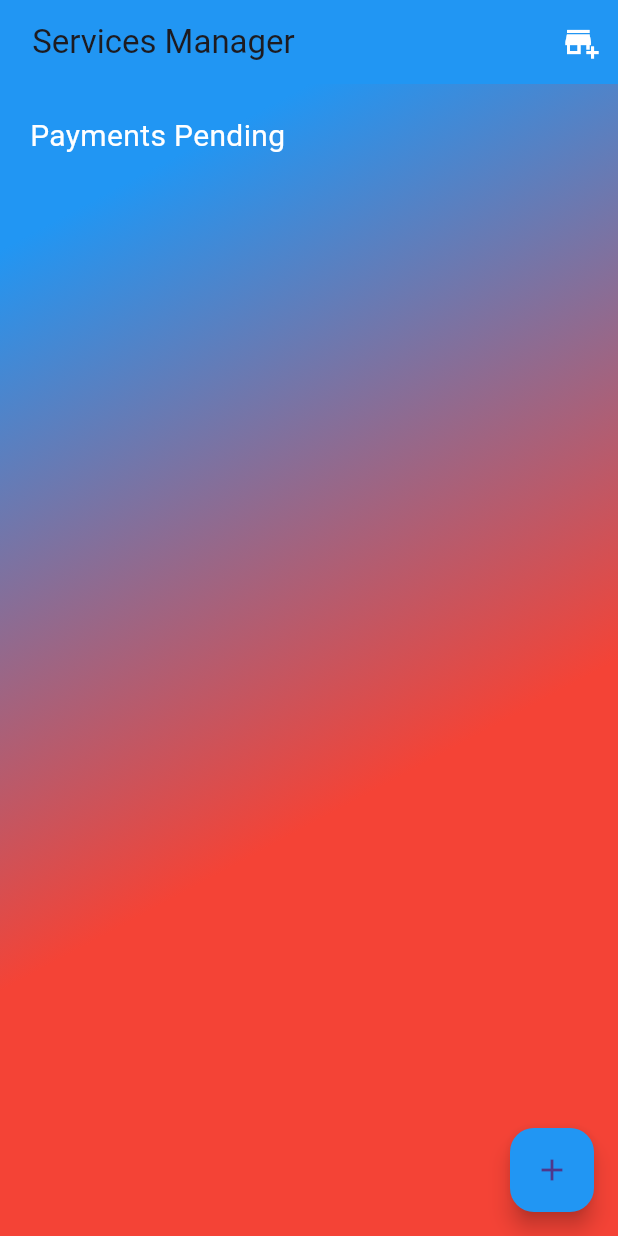
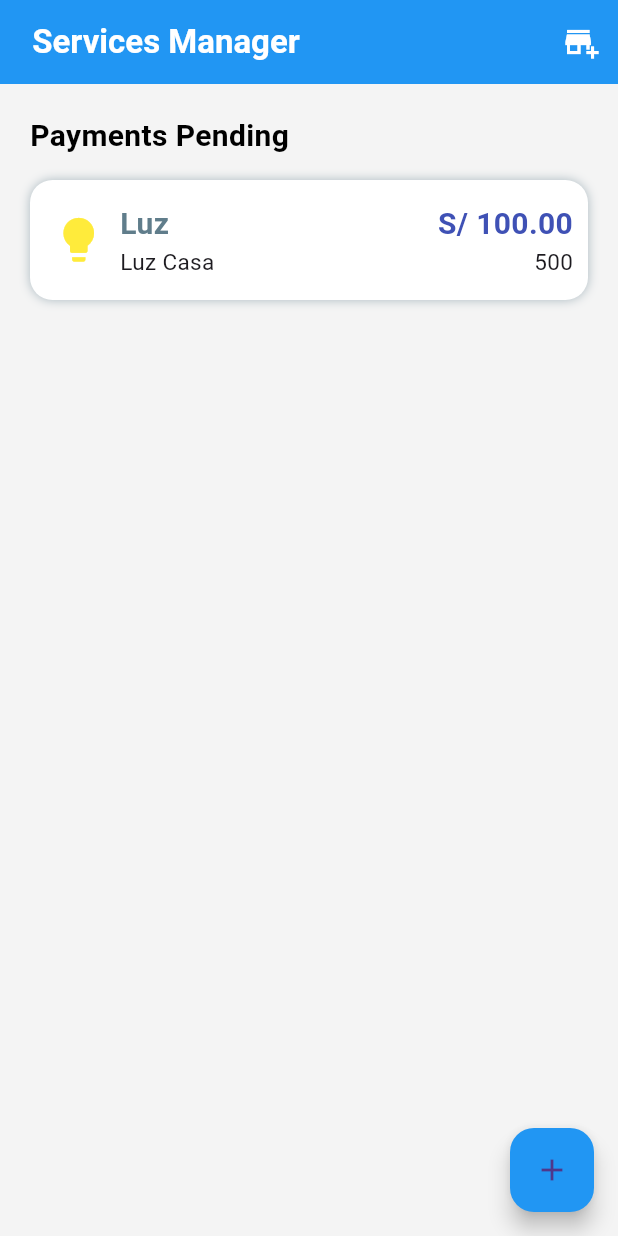
Before and after one commit to mozton/paid_services, a Flutter app: the screen it shows after launch, on a phone screen of 412 x 824 dp. Run offline on Flutter 3.47's test engine with Material 3 defaults, Android fonts, the phone set to English and light mode, and no system bars.

Commit message:
Services Card Add

```diff
--- a/lib/screens/homepage.dart
+++ b/lib/screens/homepage.dart
@@ -1,6 +1,7 @@
 import 'package:flutter/material.dart';
 import 'package:paid_services/screens/add_paymet.dart';
 import 'package:paid_services/screens/manage_services.dart';
+import 'package:paid_services/widgets/services_card.dart';
 
 class HomePage extends StatefulWidget {
 
@@ -15,7 +16,7 @@ class _HomePageState extends State<HomePage> {
   Widget build(BuildContext context) {
     return Scaffold(
      appBar: AppBar(backgroundColor: Colors.blue,
-      title: const Text(" Services Manager"),
+      title: const Text(" Services Manager", style: TextStyle(fontWeight: FontWeight.bold, color: Colors.white ),),
       actions: [IconButton(color: Colors.white,
                   onPressed: () {
                   Navigator.push(context, MaterialPageRoute(builder: (context) => const ManageServices() ));
@@ -27,10 +28,8 @@ class _HomePageState extends State<HomePage> {
       ],
       ),
 
-      body:const DecoratedBox (
-          decoration:  BoxDecoration(
-          gradient: LinearGradient(begin:Alignment.topCenter,
-          colors: [Colors.blue,Colors.red])
+      body: DecoratedBox (
+      decoration:const  BoxDecoration(color: const Color.fromARGB(255, 244, 244, 244),
 
       ) ,
       child: SafeArea(
@@ -39,13 +38,11 @@ class _HomePageState extends State<HomePage> {
                     child: Column(
                        crossAxisAlignment: CrossAxisAlignment.start,
                        children: [
-                        Row(
+                        const Row(
                           children: [
 
                 // Sección de Pagos Pendientes
-                          Text("Payments Pending", style: TextStyle(color: Colors.white, fontSize: 20, fontWeight: FontWeight.normal),),
-                          SizedBox(height: 10),
-
+                          Text("Payments Pending", style: TextStyle(color: Colors.black, fontSize: 20, fontWeight: FontWeight.bold),),
 
                 // Sección de Pagos Recientes
 
@@ -54,6 +51,8 @@ class _HomePageState extends State<HomePage> {
 
 
                         ),
+                        const SizedBox(height: 15),
+                     ServicesCard ()
 
                        ]
                    ),
--- a/lib/screens/manage_services.dart
+++ b/lib/screens/manage_services.dart
@@ -1,6 +1,6 @@
 import 'package:flutter/material.dart';
 import 'package:paid_services/widgets/custom_input_field.dart';
-import 'package:device_calendar/device_calendar.dart';
+
 
 class ManageServices extends StatefulWidget {
 
@@ -10,8 +10,12 @@ class ManageServices extends StatefulWidget {
   State<ManageServices> createState() => _ManageServicesState();
 
 }
-Location _currentLocation = getLocation('Etc/UTC');
 class _ManageServicesState extends State<ManageServices> {
+
+final TextEditingController _servicesController = TextEditingController();
+final TextEditingController _amountController = TextEditingController();
+final TextEditingController _dateController = TextEditingController();
+
   @override
 
   Widget build(BuildContext context) {
@@ -30,7 +34,8 @@ class _ManageServicesState extends State<ManageServices> {
               child: Column(
                 children: [
 
-                  const CustomInputField(
+                  CustomInputField(
+                    controller: _servicesController,
                     hintText: "Service Name",
                     labelText: "Service",
                     helperText: "Name of the service",
@@ -40,8 +45,9 @@ class _ManageServicesState extends State<ManageServices> {
                     keyboardType: TextInputType.text,
 
                   ),
-                  const CustomInputField(
+                  CustomInputField(
                     hintText: "Amount",
+                    controller: _amountController,
                     labelText: "amount",
                     helperText: "amount of the service",
                     intText: 0,
@@ -50,8 +56,8 @@ class _ManageServicesState extends State<ManageServices> {
                     formValues: {},
                     keyboardType: TextInputType.number,
                   ),
-                     const CustomInputField(
-
+                      CustomInputField(
+                    controller: _dateController,
                     hintText: "Date",
                     labelText: "date",
                     helperText: "date of the service",
@@ -64,7 +70,7 @@ class _ManageServicesState extends State<ManageServices> {
                   const SizedBox(height: 20),
 
                   ElevatedButton(
-                    onPressed: (){},
+                    onPressed: (){print([_servicesController.text, _amountController.text, _dateController.text]);},
                      child:const Text("save")),
 
 
--- a/lib/widgets/custom_input_field.dart
+++ b/lib/widgets/custom_input_field.dart
@@ -10,6 +10,7 @@ class CustomInputField extends StatelessWidget {
   final TextInputType? keyboardType;
   final bool obscureText;
   final int? intText;
+  final TextEditingController controller;
 
 
   final String formProperty;
@@ -28,14 +29,16 @@ class CustomInputField extends StatelessWidget {
     required this.formProperty,
     required this.formValues,
     this.intText,
+    required this.controller,
   });
 
   @override
   Widget build(BuildContext context) {
 
     return TextFormField(
+      controller: controller,
       autofocus: false,
-      initialValue: '',
+
       textCapitalization: TextCapitalization.words,
       keyboardType: keyboardType,
       obscureText: obscureText,
--- /dev/null
+++ b/lib/widgets/services_card.dart
@@ -0,0 +1,65 @@
+import 'package:flutter/material.dart';
+
+class ServicesCard extends StatelessWidget {
+   ServicesCard({super.key});
+
+  @override
+  Widget build(BuildContext context) {
+    return Container(
+      width: double.infinity,
+      height: 80,
+      decoration: BoxDecoration(
+        color: Colors.white,
+        borderRadius: BorderRadius.circular(15),
+        boxShadow: [BoxShadow(
+          color: Colors.blueGrey.withOpacity(0.5),
+          offset: const Offset(0, 0),
+          blurRadius: 5,
+        )]),
+        child:const Row(
+
+
+
+          children: [
+              SizedBox(width:  15,),
+              Icon(Icons.lightbulb, color: Colors.yellow,
+              size: 35,),
+              SizedBox(width: 10 , ),
+
+              Column(
+                crossAxisAlignment: CrossAxisAlignment.start,
+                mainAxisAlignment: MainAxisAlignment.center,
+                children: [
+                  Text("Luz", style: TextStyle(fontSize: 20, fontWeight: FontWeight.bold, color: Colors.blueGrey),),
+                  Text("Luz Casa ", style: TextStyle(fontSize: 15, fontWeight: FontWeight.normal),),
+                ],
+              ),
+              Spacer(),
+
+
+              Column(
+                crossAxisAlignment: CrossAxisAlignment.end,
+                mainAxisAlignment: MainAxisAlignment.center,
+                children: [
+                  Text("S/ 100.00", style: TextStyle(fontSize: 20, fontWeight: FontWeight.bold,color: Colors.indigo),),
+                  Text("500", style: TextStyle(fontSize: 15, fontWeight: FontWeight.normal),),
+                ],
+              ),
+
+  SizedBox(width: 10,),
+
+          ],
+
+
+        ) ,
+
+
+
+
+    );
+
+
+
+
+  }
+}
```
Also changed, not shown: lib/widgets/card_services.dart (deleted), 4 other files.
